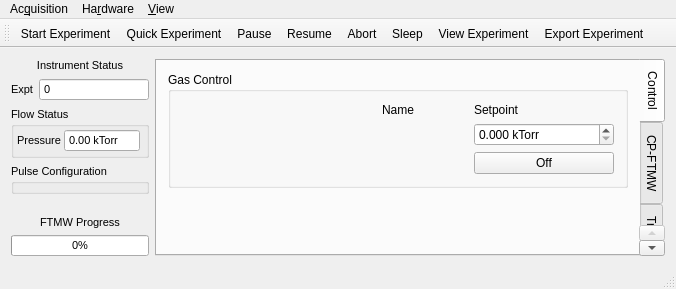
kncrabtree/blackchirp, file src/gui/mainwindow.ui: the form before one commit.
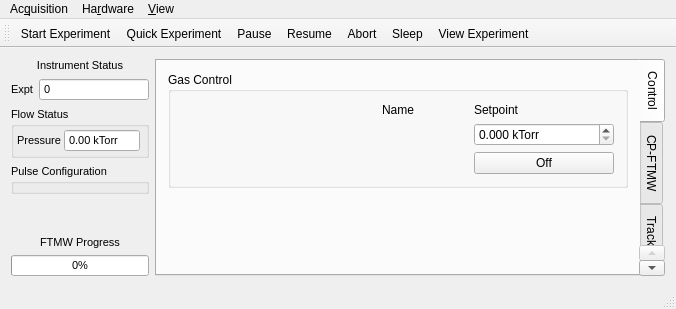
The form after the commit. Icons and pictures are not drawn. Custom widgets are drawn as their Qt base class.

Commit message:
Eliminate ASCII export for Experiments
Will be moving to an ASCII format for all the data anyways, so
this code will no longer be necessary

Patch:
```diff
--- a/src/gui/mainwindow.ui
+++ b/src/gui/mainwindow.ui
@@ -7,7 +7,7 @@
     <x>0</x>
     <y>0</y>
     <width>676</width>
-    <height>289</height>
+    <height>309</height>
    </rect>
   </property>
   <property name="windowTitle">
@@ -444,7 +444,6 @@
    <addaction name="actionAbort"/>
    <addaction name="actionSleep"/>
    <addaction name="actionView_Experiment"/>
-   <addaction name="actionExport_experiment"/>
   </widget>
   <widget class="QStatusBar" name="statusBar"/>
   <action name="actionStart_Experiment">
@@ -597,18 +596,6 @@
     <string>&amp;View Experiment...</string>
    </property>
   </action>
-  <action name="actionExport_experiment">
-   <property name="icon">
-    <iconset>
-     <normaloff>:/icons/export.png</normaloff>:/icons/export.png</iconset>
-   </property>
-   <property name="text">
-    <string>&amp;Export Experiment</string>
-   </property>
-   <property name="toolTip">
-    <string>Export experiment to a text file</string>
-   </property>
-  </action>
   <action name="actionQuick_Experiment">
    <property name="icon">
     <iconset>
```
Left out of the diff: 62 changed lines with no effect on the pictures. The commit also changes 16 other files.
